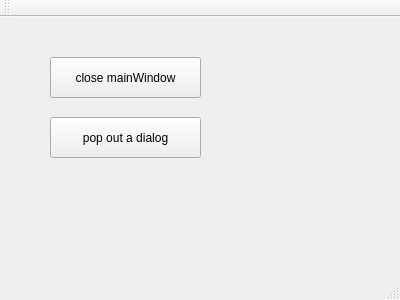
First picture: the form in mainwindow.ui, repository fish7dining/QT1, before the edit.
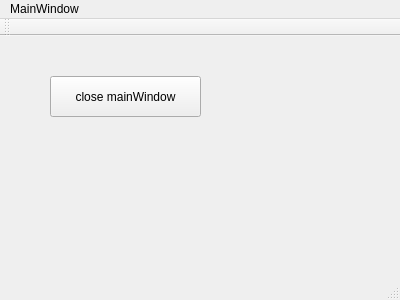
Second picture: the form after the edit.

What changed in the file:
```diff
--- a/mainwindow.ui
+++ b/mainwindow.ui
@@ -27,20 +27,16 @@
      <string>close mainWindow</string>
     </property>
    </widget>
-   <widget class="QPushButton" name="pushButton_2">
-    <property name="geometry">
-     <rect>
-      <x>50</x>
-      <y>100</y>
-      <width>151</width>
-      <height>41</height>
-     </rect>
-    </property>
-    <property name="text">
-     <string>pop out a dialog</string>
-    </property>
-   </widget>
   </widget>
+  <widget class="QToolBar" name="mainToolBar">
+   <attribute name="toolBarArea">
+    <enum>TopToolBarArea</enum>
+   </attribute>
+   <attribute name="toolBarBreak">
+    <bool>false</bool>
+   </attribute>
+  </widget>
+  <widget class="QStatusBar" name="statusBar"/>
   <widget class="QMenuBar" name="menuBar">
    <property name="geometry">
     <rect>
@@ -50,16 +46,13 @@
      <height>25</height>
     </rect>
    </property>
+   <widget class="QMenu" name="menuMainWindow">
+    <property name="title">
+     <string>MainWindow</string>
+    </property>
+   </widget>
+   <addaction name="menuMainWindow"/>
   </widget>
-  <widget class="QToolBar" name="mainToolBar">
-   <attribute name="toolBarArea">
-    <enum>TopToolBarArea</enum>
-   </attribute>
-   <attribute name="toolBarBreak">
-    <bool>false</bool>
-   </attribute>
-  </widget>
-  <widget class="QStatusBar" name="statusBar"/>
  </widget>
  <layoutdefault spacing="6" margin="11"/>
  <resources/>
```
